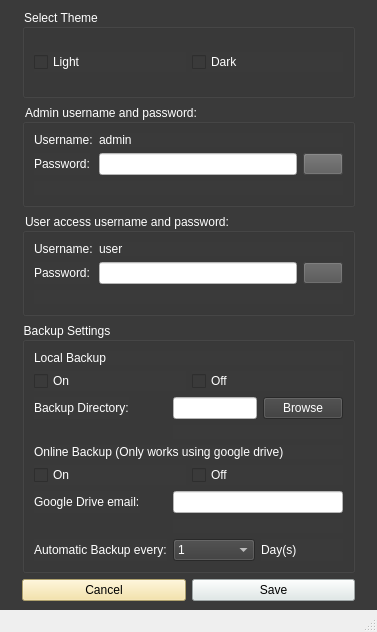
Old version of the form admin_panel.ui in the repository Aenan05/MAXPC.
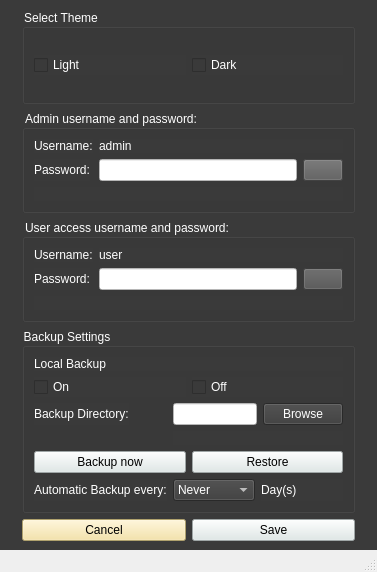
New version of the form. Icons and pictures are not drawn.

What changed in the file:
```diff
--- a/admin_panel.ui
+++ b/admin_panel.ui
@@ -7,7 +7,7 @@
     <x>0</x>
     <y>0</y>
     <width>377</width>
-    <height>632</height>
+    <height>572</height>
    </rect>
   </property>
   <property name="windowTitle">
@@ -302,56 +302,6 @@
              </item>
             </layout>
            </item>
-           <item row="6" column="0" colspan="2">
-            <layout class="QVBoxLayout" name="verticalLayout_3">
-             <item>
-              <widget class="QLabel" name="label_13">
-               <property name="text">
-                <string>Online Backup (Only works using google drive)</string>
-               </property>
-              </widget>
-             </item>
-             <item>
-              <layout class="QHBoxLayout" name="horizontalLayout_10">
-               <item>
-                <widget class="QCheckBox" name="chkOnline_On">
-                 <property name="text">
-                  <string>On</string>
-                 </property>
-                 <attribute name="buttonGroup">
-                  <string notr="true">OBToggle</string>
-                 </attribute>
-                </widget>
-               </item>
-               <item>
-                <widget class="QCheckBox" name="chkOnline_Off">
-                 <property name="text">
-                  <string>Off</string>
-                 </property>
-                 <attribute name="buttonGroup">
-                  <string notr="true">OBToggle</string>
-                 </attribute>
-                </widget>
-               </item>
-              </layout>
-             </item>
-            </layout>
-           </item>
-           <item row="7" column="0">
-            <widget class="QLabel" name="label_14">
-             <property name="text">
-              <string>Google Drive email:</string>
-             </property>
-            </widget>
-           </item>
-           <item row="7" column="1">
-            <widget class="QLineEdit" name="txtGDrive">
-             <property name="styleSheet">
-              <string notr="true">background-color: rgb(255, 255, 255);
-color: rgb(0, 0, 0);</string>
-             </property>
-            </widget>
-           </item>
            <item row="5" column="1">
             <widget class="QLabel" name="errorlabel1">
              <property name="text">
@@ -362,20 +312,22 @@
              </property>
             </widget>
            </item>
-           <item row="8" column="1">
-            <widget class="QLabel" name="errorlabel2">
+           <item row="7" column="0">
+            <widget class="QLabel" name="label_9">
              <property name="text">
-              <string/>
-             </property>
-             <property name="alignment">
-              <set>Qt::AlignRight|Qt::AlignTrailing|Qt::AlignVCenter</set>
+              <string>Automatic Backup every:</string>
              </property>
             </widget>
            </item>
-           <item row="9" column="1">
+           <item row="7" column="1">
             <layout class="QHBoxLayout" name="horizontalLayout_5">
              <item>
               <widget class="QComboBox" name="cmbDays">
+               <item>
+                <property name="text">
+                 <string>Never</string>
+                </property>
+               </item>
                <item>
                 <property name="text">
                  <string>1</string>
@@ -417,12 +369,31 @@
              </item>
             </layout>
            </item>
-           <item row="9" column="0">
-            <widget class="QLabel" name="label_9">
-             <property name="text">
-              <string>Automatic Backup every:</string>
-             </property>
-            </widget>
+           <item row="6" column="0" colspan="2">
+            <layout class="QHBoxLayout" name="horizontalLayout_9">
+             <item>
+              <widget class="QPushButton" name="btnExport">
+               <property name="styleSheet">
+                <string notr="true">background-color: rgb(223, 233, 232);
+color: rgb(0, 0, 0);</string>
+               </property>
+               <property name="text">
+                <string>Backup now</string>
+               </property>
+              </widget>
+             </item>
+             <item>
+              <widget class="QPushButton" name="btnImport">
+               <property name="styleSheet">
+                <string notr="true">color: rgb(0, 0, 0);
+background-color: rgb(223, 233, 232);</string>
+               </property>
+               <property name="text">
+                <string>Restore</string>
+               </property>
+              </widget>
+             </item>
+            </layout>
            </item>
           </layout>
          </widget>
```
Left out of the diff: 6 changed lines with no effect on the pictures.
